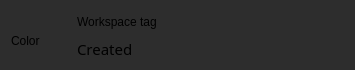
Qt form src/ui/workspace_widget.ui (ligerr13/PE_Spectroradiometer) before a commit.
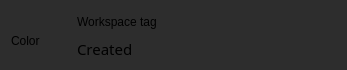
The same form after that commit.

The edit to the form file:
```diff
--- a/src/ui/workspace_widget.ui
+++ b/src/ui/workspace_widget.ui
@@ -6,7 +6,7 @@
    <rect>
     <x>0</x>
     <y>0</y>
-    <width>355</width>
+    <width>347</width>
     <height>70</height>
    </rect>
   </property>
```
Left out of the diff: 24 changed lines with no effect on the pictures.
